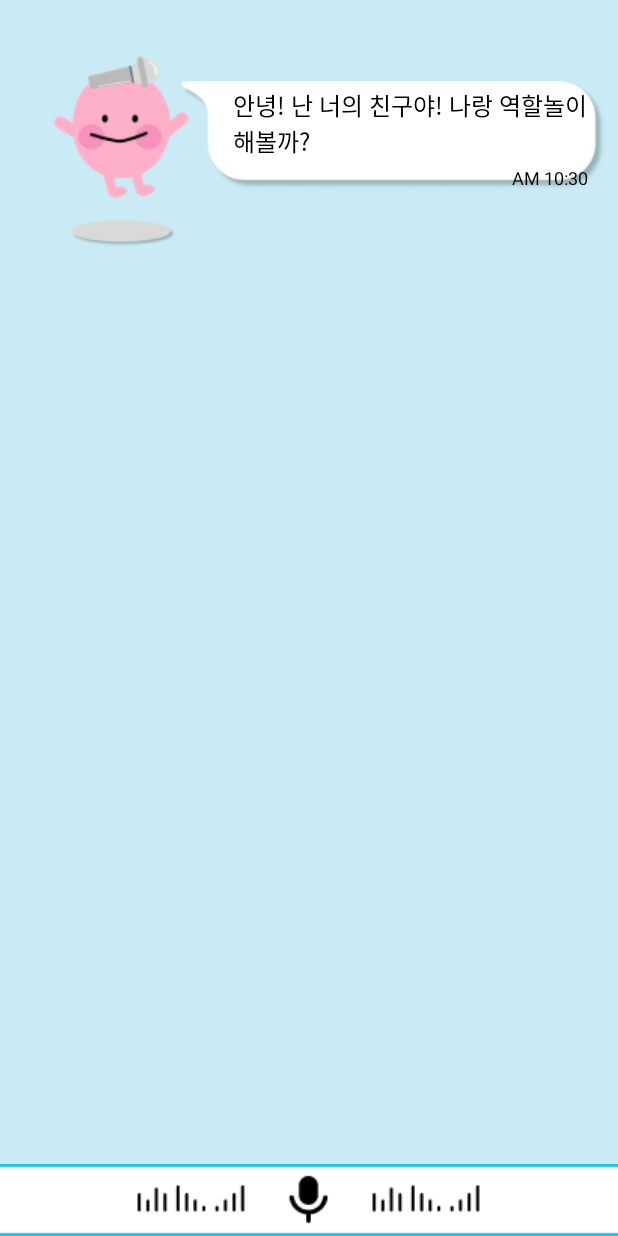
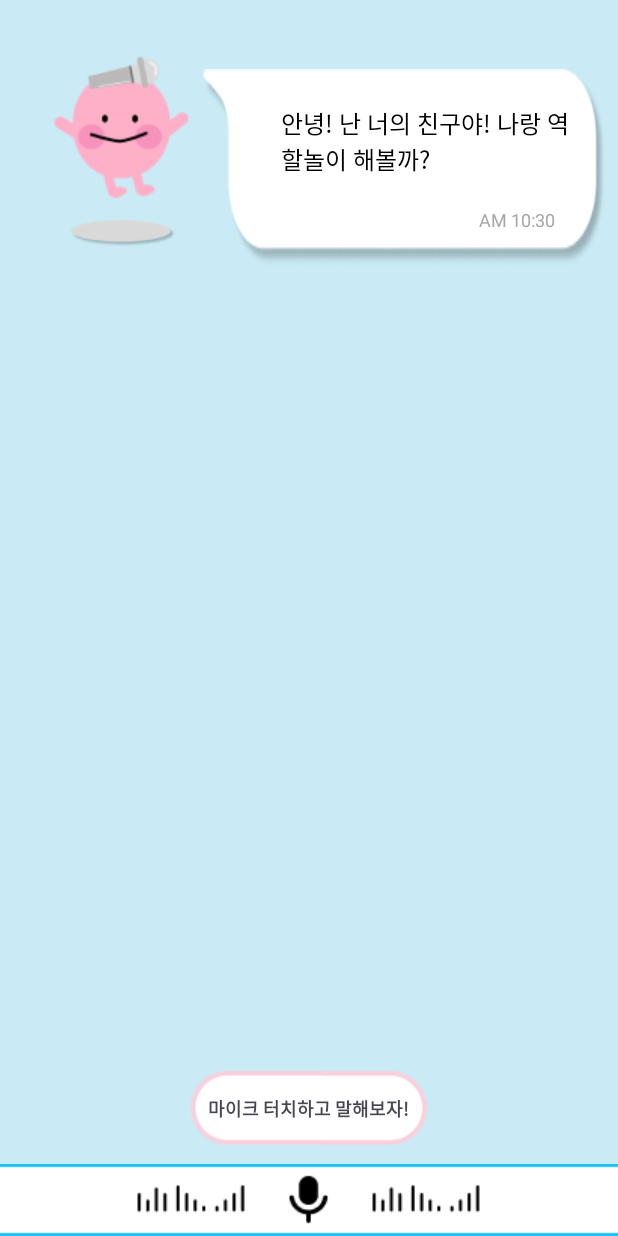
Before and after one commit to JiYoun0216/LetsPlay-main, an Android app: the RoleplayingBackgroundActivity screen opened directly, with no data from a screen before it, on a phone screen of 412 x 824 dp. Run offline under Robolectric (Android 15) with nearby library versions, the phone set to English and light mode, and no system bars; 1 statement that could not run was skipped.

Commit message:
user, gpt xml 수정

```diff
--- a/app/src/main/java/com/example/letsplay/ChatAdapter.java
+++ b/app/src/main/java/com/example/letsplay/ChatAdapter.java
@@ -86,39 +86,33 @@ public class ChatAdapter extends RecyclerView.Adapter<RecyclerView.ViewHolder> {
 
     static class UserViewHolder extends RecyclerView.ViewHolder {
         private final TextView messageText;
-        private final ImageView bubbleBackground;
         private final TextView messageTime;
 
         UserViewHolder(@NonNull View itemView) {
             super(itemView);
             messageText = itemView.findViewById(R.id.messageText);
-            bubbleBackground = itemView.findViewById(R.id.bubbleBackground_user);
             messageTime = itemView.findViewById(R.id.messageTime);
         }
 
         void bind(ChatMessage message) {
             messageText.setText(message.getMessage());
             messageTime.setText(message.getTimestamp());
-            bubbleBackground.setImageResource(R.drawable.user_bubble);
         }
     }
 
     static class GptViewHolder extends RecyclerView.ViewHolder {
         private final TextView messageText;
-        private final ImageView bubbleBackground;
         private final TextView messageTime;
 
         GptViewHolder(@NonNull View itemView) {
             super(itemView);
             messageText = itemView.findViewById(R.id.messageText);
-            bubbleBackground = itemView.findViewById(R.id.bubbleBackground_gpt);
             messageTime = itemView.findViewById(R.id.messageTime);
         }
 
         void bind(ChatMessage message) {
             messageText.setText(message.getMessage());
             messageTime.setText(message.getTimestamp());
-            bubbleBackground.setImageResource(R.drawable.gpt_bubble);
         }
     }
 }
--- a/app/src/main/java/com/example/letsplay/RoleplayingBackgroundActivity.java
+++ b/app/src/main/java/com/example/letsplay/RoleplayingBackgroundActivity.java
@@ -39,8 +39,6 @@ public class RoleplayingBackgroundActivity extends AppCompatActivity {
     private boolean permissionToRecordAccepted = false;
     private final String[] permissions = {Manifest.permission.RECORD_AUDIO};
 
-
-    private ImageView goodtext;
     private FrameLayout mike_touch_popup;
     private ImageView leftFrequency;
     private ImageView rightFrequency;
@@ -61,6 +59,7 @@ public class RoleplayingBackgroundActivity extends AppCompatActivity {
         super.onCreate(savedInstanceState);
         setContentView(R.layout.roleplaying);
 
+
         // 권한 요청
         ActivityCompat.requestPermissions(this, permissions, REQUEST_RECORD_AUDIO_PERMISSION);
 
@@ -72,7 +71,6 @@ public class RoleplayingBackgroundActivity extends AppCompatActivity {
         chatRecyclerView.setAdapter(chatAdapter);
 
         // View 초기화
-        goodtext = findViewById(R.id.goodtext);
         mike_touch_popup = findViewById(R.id.mike_touch_popup);
         leftFrequency = findViewById(R.id.leftFrequency);
         rightFrequency = findViewById(R.id.rightFrequency);
@@ -82,7 +80,6 @@ public class RoleplayingBackgroundActivity extends AppCompatActivity {
         addGptMessage("안녕! 난 너의 친구야! 나랑 역할놀이 해볼까?");
         // 4초 후 goodtext와 mike_touch_popup 표시
         handler.postDelayed(() -> {
-            goodtext.setVisibility(View.VISIBLE);
             mike_touch_popup.setVisibility(View.VISIBLE);
         }, 4000);
 
@@ -115,8 +112,7 @@ public class RoleplayingBackgroundActivity extends AppCompatActivity {
                     System.err.println("녹음 중 오류 발생");
                 }
             }
-            // 마이크 버튼 클릭 시 mike_touch_popup과 goodtext 숨기기
-            goodtext.setVisibility(View.GONE);
+            // 마이크 버튼 클릭 시 mike_touch_popup 숨기기
             mike_touch_popup.setVisibility(View.GONE);
         });
     }
--- a/app/src/main/res/layout/chat_item_gpt.xml
+++ b/app/src/main/res/layout/chat_item_gpt.xml
@@ -8,13 +8,6 @@
     android:layout_marginTop="30dp"
     android:padding="8dp">
 
-    <!-- 말풍선 배경 이미지 -->
-    <ImageView
-        android:id="@+id/bubbleBackground_gpt"
-        android:layout_width="wrap_content"
-        android:layout_height="wrap_content"
-        android:layout_gravity="start"
-        android:src="@drawable/gpt_bubble" />
 
     <!-- 메시지와 시간 컨테이너 -->
     <LinearLayout
@@ -23,8 +16,9 @@
         android:layout_height="wrap_content"
         android:layout_gravity="start"
         android:orientation="vertical"
-        android:padding="12dp"
-        android:layout_marginLeft="35dp">
+        android:padding="4dp"
+        android:background="@drawable/gpt_bubble"
+        android:layout_marginLeft="15dp">
 
 
         <!-- 메시지 텍스트 -->
@@ -33,7 +27,10 @@
             android:layout_width="wrap_content"
             android:layout_height="wrap_content"
             android:textColor="@android:color/black"
-            android:textSize="16sp" />
+            android:textSize="16sp"
+            android:layout_marginStart="40dp"
+            android:padding="20dp"
+            android:maxWidth="500dp"/>
 
 
         <!-- 시간 텍스트 -->
@@ -42,9 +39,10 @@
             android:layout_width="wrap_content"
             android:layout_height="wrap_content"
             android:layout_gravity="end"
-            android:textColor="@android:color/black"
+            android:textColor="#A7A7A7"
             android:textSize="12sp"
-            android:paddingTop="4dp" />
+            android:paddingEnd="30dp"
+            android:layout_marginBottom="20dp"/>
     </LinearLayout>
 
 </FrameLayout>
--- a/app/src/main/res/layout/roleplaying.xml
+++ b/app/src/main/res/layout/roleplaying.xml
@@ -18,6 +18,9 @@
 
 
     <!-- 대화 내용 리스트 -->
+
+
+    <!-- 메뉴 버튼 -->
     <androidx.recyclerview.widget.RecyclerView
         android:id="@+id/chatRecyclerView"
         android:layout_width="match_parent"
@@ -27,17 +30,6 @@
         android:paddingBottom="100dp"
         android:scrollbars="vertical" />
 
-    <!-- 좋아 이미지 -->
-    <ImageView
-        android:id="@+id/goodtext"
-        android:layout_width="wrap_content"
-        android:layout_height="wrap_content"
-        android:layout_marginStart="150dp"
-        android:layout_marginTop="135dp"
-        android:src="@drawable/goodtext"
-        android:visibility="gone" />
-
-    <!-- 메뉴 버튼 -->
     <ImageView
         android:id="@+id/menu_button"
         android:layout_width="wrap_content"
@@ -53,9 +45,9 @@
         android:layout_width="wrap_content"
         android:layout_height="wrap_content"
         android:background="@drawable/mike_touch_text"
-        android:layout_gravity="center_horizontal"
-        android:layout_marginTop="300dp"
-        android:visibility="gone">
+        android:layout_gravity="bottom|center"
+        android:layout_marginBottom="60dp"
+        android:visibility="visible">
 
         <TextView
             android:layout_width="wrap_content"
```
Also changed, not shown: app/src/main/res/layout/chat_item_user.xml (+9 -15 lines).
